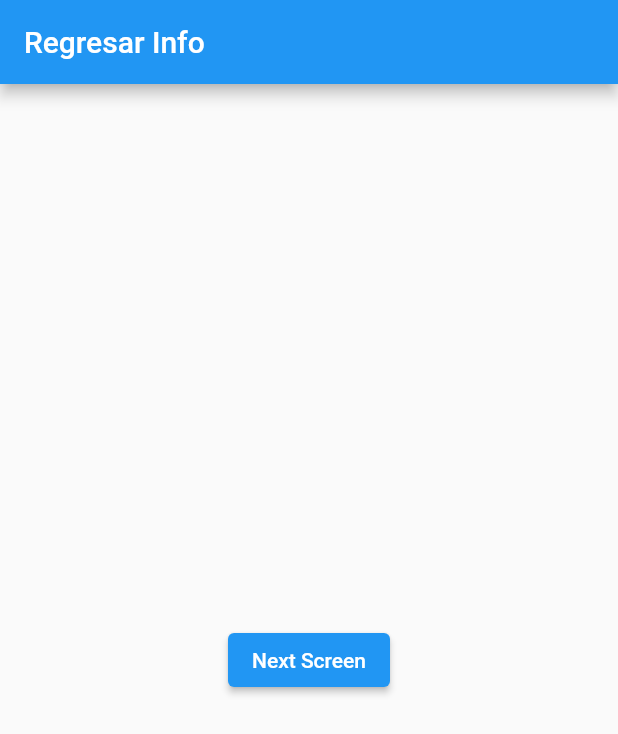
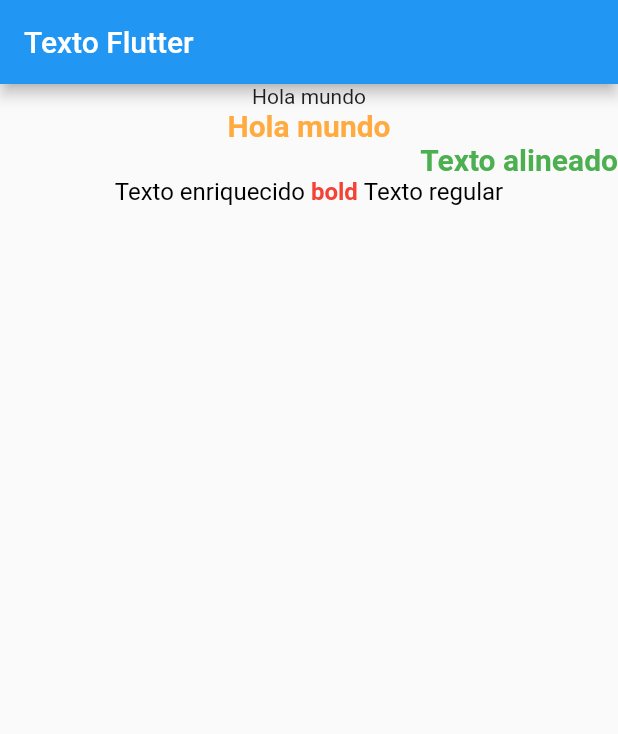
Before and after one commit to EmmanuelHm/basic_components_flutter, a Flutter app: the screen it shows after launch, on a phone screen of 412 x 824 dp. Shown: the top 734 px of the screen. Run offline on Flutter 3.47's test engine with Material 2 defaults, Android fonts, the light colour scheme and no system bars.

Commit message:
Widget 'Text' en Flutter

```diff
--- /dev/null
+++ b/lib/BasicWidgets/14.Texto/Texto.dart
@@ -0,0 +1,60 @@
+import 'package:flutter/material.dart';
+
+class WidgetTexto extends StatelessWidget {
+  const WidgetTexto({Key? key}) : super(key: key);
+
+  @override
+  Widget build(BuildContext context) {
+    return Scaffold(
+      appBar: AppBar(
+        title: Text('Texto Flutter'),
+      ),
+      body: Column(
+        children: [
+          // 1. TEXTO STANDAR DONDE PODEMOS DEFINIR UN ESTILO
+
+          // Texto Normal
+          Text('Hola mundo'),
+          // Texto con Estilo
+          Text(
+            'Hola mundo',
+            style: TextStyle(
+                fontWeight: FontWeight.bold,
+                fontSize: 20,
+                color: Colors.orangeAccent),
+          ),
+          // Alinear texto en una caja
+          SizedBox(
+            width: MediaQuery.of(context).size.width,
+            child: Text(
+              'Texto alineado',
+              textAlign: TextAlign.end,
+              style: TextStyle(
+                  fontSize: 20,
+                  color: Colors.green,
+                  fontWeight: FontWeight.bold),
+            ),
+          ),
+
+          // 2. TEXTO ENRIQUECIDO, PERMITE MOSTRAR CADENAS DE TEXTO CON DIFERENTES ESTILOS
+          RichText(
+              text: TextSpan(
+                  text: 'Texto enriquecido ',
+                  style: TextStyle(
+                      fontSize: 16,
+                      fontStyle: FontStyle.normal,
+                      color: Colors.black),
+                  children: [
+                TextSpan(
+                    text: 'bold ',
+                    style: TextStyle(
+                        fontWeight: FontWeight.bold, color: Colors.red)),
+                TextSpan(text: 'Texto regular'),
+              ]))
+
+          //
+        ],
+      ),
+    );
+  }
+}
--- a/lib/main.dart
+++ b/lib/main.dart
@@ -1,5 +1,5 @@
+import 'package:basic_components_flutter/BasicWidgets/14.Texto/Texto.dart';
 import 'package:flutter/material.dart';
-import 'package:basic_components_flutter/BasicWidgets/13.ReturnData/ScreenReturn.dart';
 
 void main() => runApp(MyApp());
 
@@ -15,8 +15,8 @@ class MyApp extends StatelessWidget {
       // home: BackData(),
 
       // Sistema de Rutas
-      initialRoute: 'resDat',
-      routes: {'resDat': (context) => ScreenReturn()},
+      initialRoute: 'text',
+      routes: {'text': (context) => WidgetTexto()},
     );
   }
 }
```
Also changed, not shown: lib/BasicWidgets/14.Texto/Texto.png (added).
